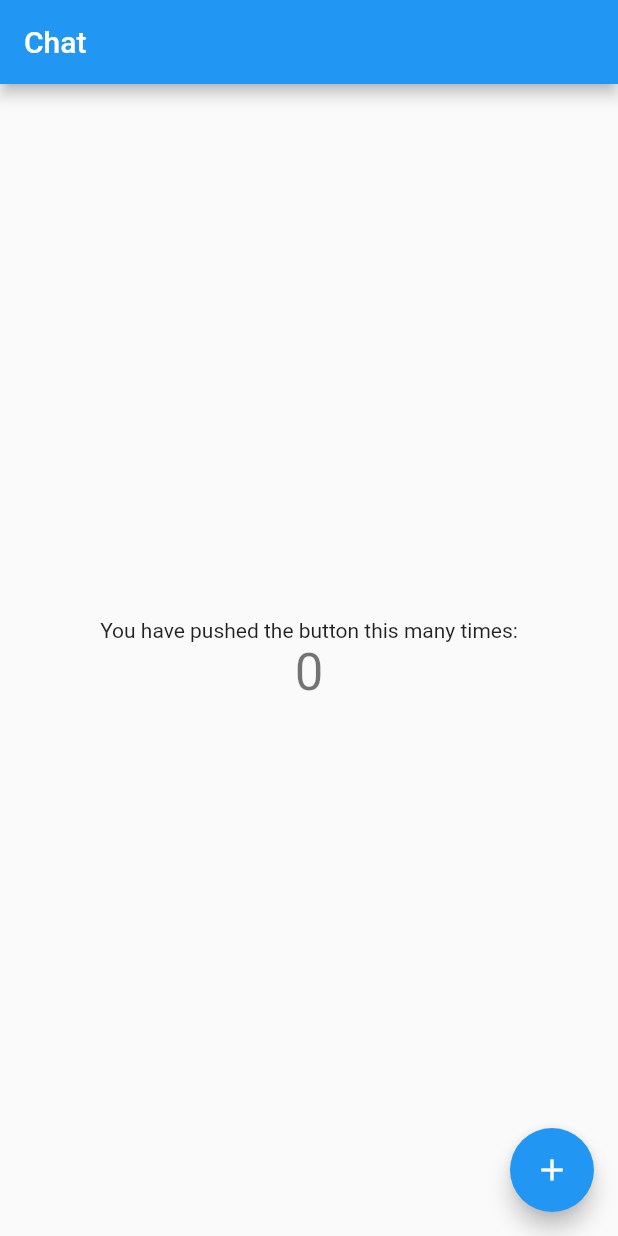
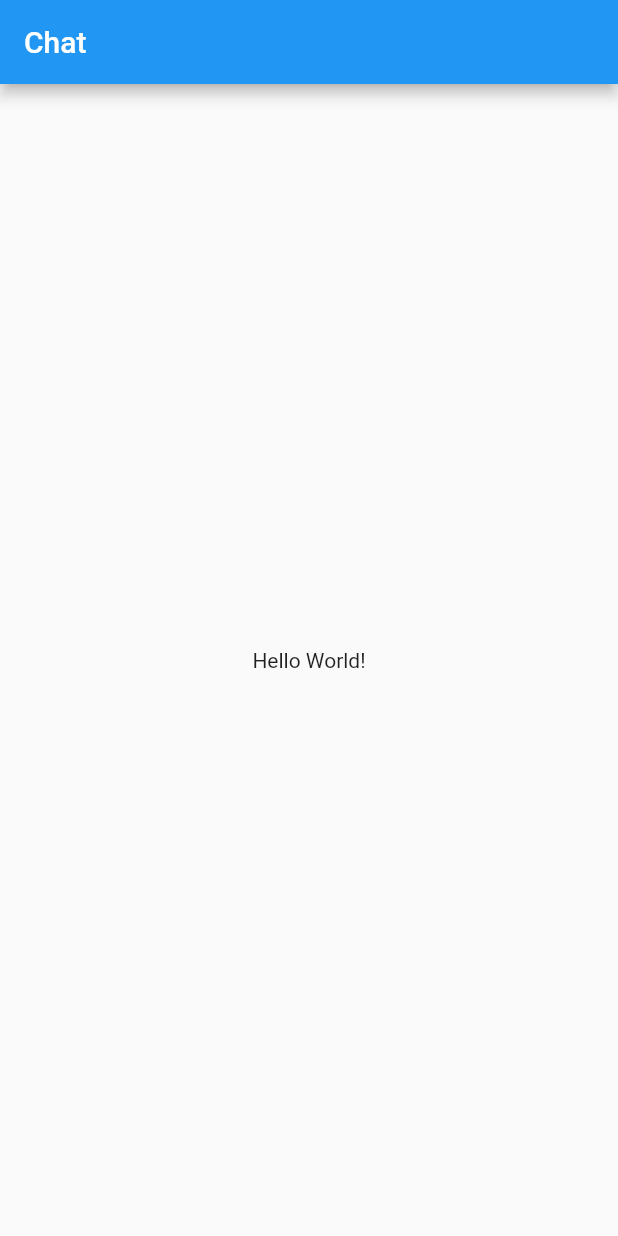
Before and after one commit to 7U5H4R4/flutter_chat_app, a Flutter app: the screen it shows after launch, on a phone screen of 412 x 824 dp. Run offline on Flutter 3.47's test engine with Material 2 defaults, Android fonts, the phone set to English and light mode, and no system bars.

Commit message:
travis CI config hello world test

```diff
--- a/lib/main.dart
+++ b/lib/main.dart
@@ -44,18 +44,7 @@ class MyHomePage extends StatefulWidget {
 }
 
 class _MyHomePageState extends State<MyHomePage> {
-  int _counter = 0;
 
-  void _incrementCounter() {
-    setState(() {
-      // This call to setState tells the Flutter framework that something has
-      // changed in this State, which causes it to rerun the build method below
-      // so that the display can reflect the updated values. If we changed
-      // _counter without calling setState(), then the build method would not be
-      // called again, and so nothing would appear to happen.
-      _counter++;
-    });
-  }
 
   @override
   Widget build(BuildContext context) {
@@ -74,38 +63,9 @@ class _MyHomePageState extends State<MyHomePage> {
       body: Center(
         // Center is a layout widget. It takes a single child and positions it
         // in the middle of the parent.
-        child: Column(
-          // Column is also a layout widget. It takes a list of children and
-          // arranges them vertically. By default, it sizes itself to fit its
-          // children horizontally, and tries to be as tall as its parent.
-          //
-          // Invoke "debug painting" (press "p" in the console, choose the
-          // "Toggle Debug Paint" action from the Flutter Inspector in Android
-          // Studio, or the "Toggle Debug Paint" command in Visual Studio Code)
-          // to see the wireframe for each widget.
-          //
-          // Column has various properties to control how it sizes itself and
-          // how it positions its children. Here we use mainAxisAlignment to
-          // center the children vertically; the main axis here is the vertical
-          // axis because Columns are vertical (the cross axis would be
-          // horizontal).
-          mainAxisAlignment: MainAxisAlignment.center,
-          children: <Widget>[
-            Text(
-              'You have pushed the button this many times:',
-            ),
-            Text(
-              '$_counter',
-              style: Theme.of(context).textTheme.display1,
-            ),
-          ],
-        ),
+        child: Text('Hello World!')
       ),
-      floatingActionButton: FloatingActionButton(
-        onPressed: _incrementCounter,
-        tooltip: 'Increment',
-        child: Icon(Icons.add),
-      ), // This trailing comma makes auto-formatting nicer for build methods.
+      // This trailing comma makes auto-formatting nicer for build methods.
     );
   }
 }
```
Also changed, not shown: 1 other file.
